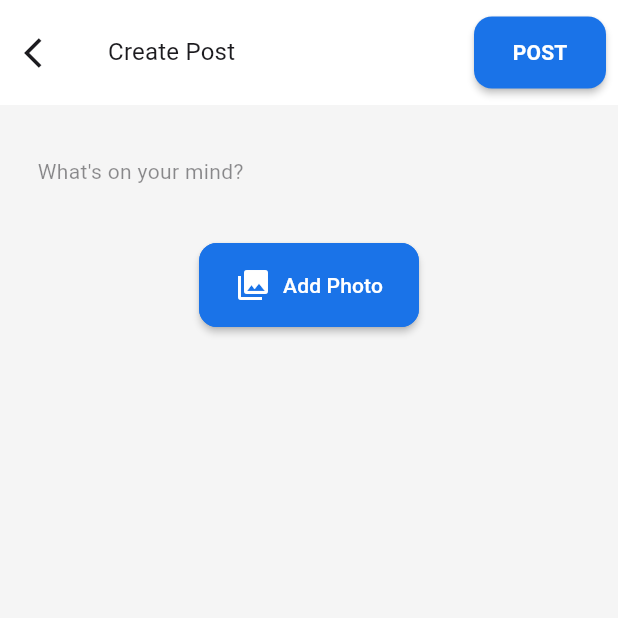
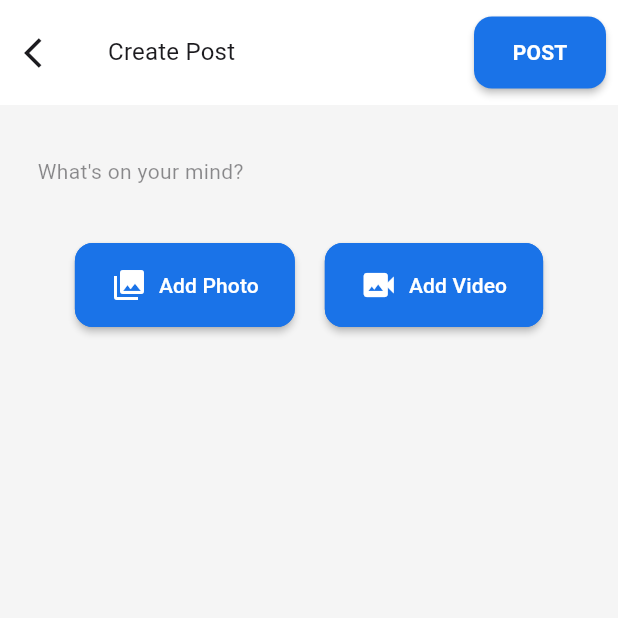
Before and after one commit to MahmoudMagdy001/social-media, a Flutter app: the CreatePostScreen screen opened directly, on a phone screen of 412 x 824 dp, the top half of it. Run offline on Flutter 3.47's test engine with Material 3 defaults, Android fonts, the phone set to English and light mode, and no system bars; our stand-ins replace chewie, image_picker, shared_preferences, shimmer, supabase_flutter, video_player; accounts and stored records are empty.

Commit message:
add post video

```diff
--- a/lib/models/post_data_model.dart
+++ b/lib/models/post_data_model.dart
@@ -10,6 +10,7 @@ class PostDataModel {
   final String userId;
   final String documentId;
   final String? postImageUrl;
+  final String? postVideoUrl;
 
   PostDataModel({
     required this.postId,
@@ -21,6 +22,7 @@ class PostDataModel {
     required this.userId,
     required this.documentId,
     this.postImageUrl,
+    this.postVideoUrl,
   });
 
   Map<String, dynamic> toMap() {
@@ -33,6 +35,7 @@ class PostDataModel {
       'shares_count': sharesCount,
       'user_id': userId,
       'post_image_url': postImageUrl,
+      'post_video_url': postVideoUrl,
     };
   }
 
@@ -47,6 +50,7 @@ class PostDataModel {
       userId: map['user_id'] as String? ?? '',
       documentId: documentId,
       postImageUrl: map['post_image_url'] as String?,
+      postVideoUrl: map['post_video_url'] as String?,
     );
   }
 }
--- a/lib/screens/posts/create_post_screen.dart
+++ b/lib/screens/posts/create_post_screen.dart
@@ -6,6 +6,7 @@ import 'package:facebook_clone/widgets/custom_button.dart';
 import 'package:facebook_clone/widgets/custom_icon_button.dart';
 import 'package:facebook_clone/widgets/custom_text.dart';
 import 'package:facebook_clone/widgets/custom_text_field.dart';
+import 'package:facebook_clone/widgets/video_player.dart';
 import 'package:flutter/material.dart';
 import 'package:supabase_flutter/supabase_flutter.dart' as supabase;
 
@@ -26,6 +27,7 @@ class _CreatePostScreenState extends State<CreatePostScreen> {
   String? _errorMessage;
   bool _isLoading = false;
   File? _selectedImage;
+  File? _selectedVideo;
   final user = supabase.Supabase.instance.client.auth.currentUser;
 
   @override
@@ -41,6 +43,20 @@ class _CreatePostScreenState extends State<CreatePostScreen> {
 
       setState(() {
         _selectedImage = imageFile;
+        _errorMessage = null;
+      });
+    } catch (e) {
+      _setError('Failed to pick image: $e');
+    }
+  }
+
+  Future<void> _pickVideo() async {
+    try {
+      final File? videoFile = await ImagePickerUtils.pickVideoFromGallery();
+      if (videoFile == null) return;
+
+      setState(() {
+        _selectedVideo = videoFile;
         _errorMessage = null;
       });
     } catch (e) {
@@ -67,6 +83,7 @@ class _CreatePostScreenState extends State<CreatePostScreen> {
         postText: _postController.text.trim(),
         user: user!,
         imageFile: _selectedImage,
+        videoFile: _selectedVideo,
       );
 
       if (mounted) {
@@ -122,8 +139,21 @@ class _CreatePostScreenState extends State<CreatePostScreen> {
               children: [
                 _buildPostInput(),
                 if (_selectedImage != null) _buildImagePreview(),
+                if (_selectedVideo != null)
+                  SizedBox(
+                      height: 300,
+                      child: VideoPlayerScreen(videoUrl: _selectedVideo!.path)),
                 const SizedBox(height: 20),
-                _buildActionButtons(),
+                Row(
+                  mainAxisAlignment: MainAxisAlignment.center,
+                  children: [
+                    _buildPickPhotoButton(),
+                    SizedBox(
+                      width: 20,
+                    ),
+                    _buildPickVideoButton(),
+                  ],
+                ),
                 if (_errorMessage != null) _buildErrorMessage(),
               ],
             ),
@@ -230,7 +260,7 @@ class _CreatePostScreenState extends State<CreatePostScreen> {
     );
   }
 
-  Widget _buildActionButtons() {
+  Widget _buildPickPhotoButton() {
     return Row(
       mainAxisAlignment: MainAxisAlignment.center,
       children: [
@@ -238,6 +268,32 @@ class _CreatePostScreenState extends State<CreatePostScreen> {
           onPressed: _pickImage,
           text: 'Add Photo',
           icon: const Icon(Icons.photo_library),
+          style: ButtonStyle(
+            backgroundColor: WidgetStateProperty.all(Colors.transparent),
+            foregroundColor: WidgetStateProperty.all(
+              Theme.of(context).colorScheme.primary,
+            ),
+            side: WidgetStateProperty.all(
+              BorderSide(color: Theme.of(context).colorScheme.primary),
+            ),
+            minimumSize: WidgetStateProperty.all(const Size(120, 40)),
+          ),
+        ),
+      ],
+    );
+  }
+
+  Widget _buildPickVideoButton() {
+    return Row(
+      mainAxisAlignment: MainAxisAlignment.center,
+      children: [
+        CustomButton(
+          onPressed: () async {
+            await _pickVideo();
+            debugPrint(_selectedVideo.toString());
+          },
+          text: 'Add Video',
+          icon: const Icon(Icons.video_camera_back),
           style: ButtonStyle(
             backgroundColor: WidgetStateProperty.all(Colors.transparent),
             foregroundColor: WidgetStateProperty.all(
--- a/lib/utils/image_picker_utils.dart
+++ b/lib/utils/image_picker_utils.dart
@@ -22,10 +22,30 @@ class ImagePickerUtils {
     }
   }
 
+  static Future<File?> pickVideoFromGallery() async {
+    try {
+      final XFile? video = await _picker.pickVideo(
+        source: ImageSource.gallery,
+        maxDuration: Duration(seconds: 30),
+      );
+      if (video == null) return null;
+      debugPrint('Picked video path: ${video.path}');
+      return File(video.path);
+    } catch (e) {
+      debugPrint('Error picking video from gallery: $e');
+      return null;
+    }
+  }
+
   /// Picks an image from the camera
   static Future<File?> pickImageFromCamera() async {
     try {
-      final XFile? image = await _picker.pickImage(source: ImageSource.camera);
+      final XFile? image = await _picker.pickImage(
+        source: ImageSource.camera,
+        imageQuality: 70,
+        maxHeight: 600,
+        maxWidth: 600,
+      );
       if (image == null) return null;
       return File(image.path);
     } catch (e) {
@@ -33,4 +53,18 @@ class ImagePickerUtils {
       return null;
     }
   }
+
+  static Future<File?> pickvideoFromCamera() async {
+    try {
+      final XFile? video = await _picker.pickVideo(
+        source: ImageSource.camera,
+        maxDuration: Duration(seconds: 30),
+      );
+      if (video == null) return null;
+      return File(video.path);
+    } catch (e) {
+      debugPrint('Error picking video from camera: $e');
+      return null;
+    }
+  }
 }
--- a/pubspec.yaml
+++ b/pubspec.yaml
@@ -43,6 +43,8 @@ dependencies:
   google_fonts: ^6.2.1
   image: ^4.5.4
   image_cropper: ^9.1.0
+  video_player: ^2.10.0
+  chewie: ^1.11.3
 
 dev_dependencies:
   flutter_test:
```
Also changed, not shown: lib/screens/posts/post_item.dart (+12 -0 lines), lib/services/post_services/post_service.dart (+60 -7 lines), lib/widgets/video_player.dart (added, +54 -0 lines), pubspec.lock, 1 other file.
